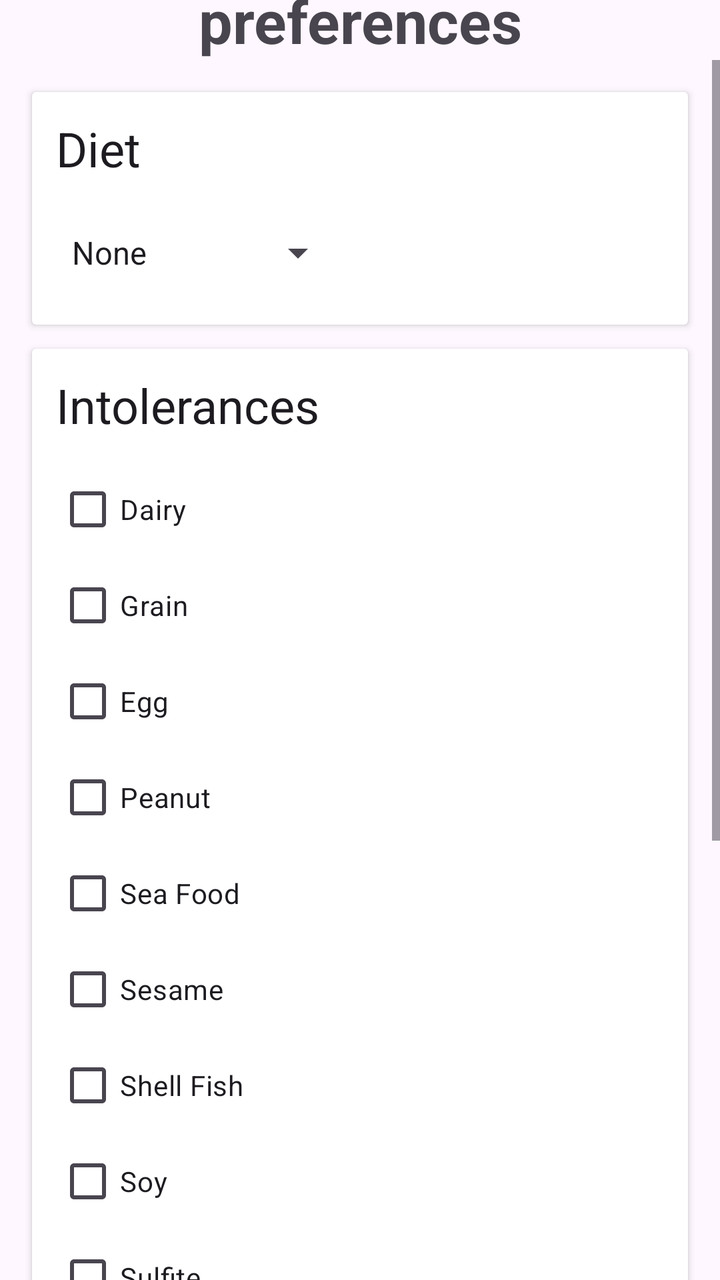
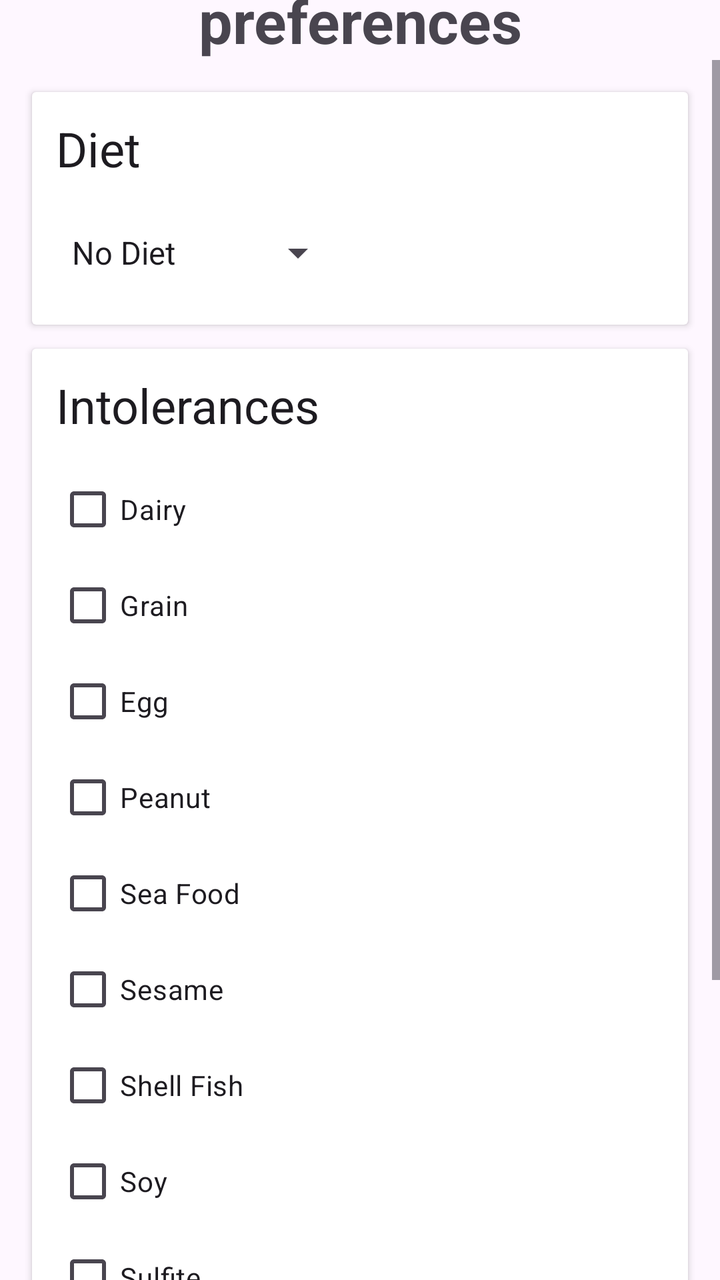

Two renders of the same Android screen: before a commit and after it. Below are the layout's source before the change and the commit's diff.
<!-- AndroidManifest.xml: application theme Theme.Food_alchemy -->
<!-- res/layout/activity_preferences.xml -->
<?xml version="1.0" encoding="utf-8"?>
<androidx.constraintlayout.widget.ConstraintLayout xmlns:android="http://schemas.android.com/apk/res/android"
    xmlns:app="http://schemas.android.com/apk/res-auto"
    xmlns:tools="http://schemas.android.com/tools"
    android:layout_width="match_parent"
    android:layout_height="match_parent"
    tools:context=".ui.preferences.PreferencesActivity">

    <ImageView
        android:id="@+id/imageView4"
        android:layout_width="411dp"
        android:layout_height="0dp"
        android:padding="20dp"
        android:src="@drawable/undraw_set_preferences_kwia"
        app:layout_constraintBottom_toTopOf="@+id/textview_preferences"
        app:layout_constraintEnd_toEndOf="parent"
        app:layout_constraintStart_toStartOf="parent"
        app:layout_constraintTop_toTopOf="parent" />

    <TextView
        android:id="@+id/textview_preferences"
        android:layout_width="0dp"
        android:layout_height="wrap_content"
        android:text="@string/preferences_textview"
        android:textAlignment="center"
        android:textSize="30sp"
        android:textStyle="bold"
        app:layout_constraintBottom_toTopOf="@+id/scrollView2"
        app:layout_constraintEnd_toEndOf="parent"
        app:layout_constraintStart_toStartOf="parent"
        app:layout_constraintTop_toBottomOf="@+id/imageView4" />

    <ScrollView
        android:id="@+id/scrollView2"
        android:layout_width="0dp"
        android:layout_height="610dp"
        android:fillViewport="true"
        app:layout_constraintBottom_toBottomOf="parent"
        app:layout_constraintEnd_toEndOf="parent"
        app:layout_constraintHorizontal_bias="0.0"
        app:layout_constraintStart_toStartOf="parent"
        app:layout_constraintTop_toBottomOf="@+id/textview_preferences">

        <androidx.constraintlayout.widget.ConstraintLayout
            android:layout_width="match_parent"
            android:layout_height="wrap_content">

            <androidx.cardview.widget.CardView
                android:id="@+id/cardview_diet"
                android:layout_width="match_parent"
                android:layout_height="wrap_content"
                android:layout_marginStart="16dp"
                android:layout_marginLeft="16dp"
                android:layout_marginTop="16dp"
                android:layout_marginEnd="16dp"
                android:layout_marginRight="16dp"
                app:layout_constraintEnd_toEndOf="parent"
                app:layout_constraintStart_toStartOf="parent"
                app:layout_constraintTop_toTopOf="parent">

                <androidx.constraintlayout.widget.ConstraintLayout
                    android:layout_width="match_parent"
                    android:layout_height="match_parent">

                    <TextView
                        android:id="@+id/textview_country"
                        android:layout_width="wrap_content"
                        android:layout_height="wrap_content"
                        android:layout_marginStart="12dp"
                        android:layout_marginTop="12dp"
                        android:text="@string/diet"
                        android:textColor="?android:textColorPrimary"
                        android:textSize="24sp"
                        app:layout_constraintStart_toStartOf="parent"
                        app:layout_constraintTop_toTopOf="parent" />

                    <Spinner
                        android:id="@+id/spinner_diet"
                        android:layout_width="wrap_content"
                        android:layout_height="wrap_content"
                        android:layout_marginStart="12dp"
                        android:layout_marginTop="12dp"
                        android:layout_marginBottom="12dp"
                        android:entries="@array/diet_array"
                        android:minHeight="48dp"
                        app:layout_constraintBottom_toBottomOf="parent"
                        app:layout_constraintStart_toStartOf="parent"
                        app:layout_constraintTop_toBottomOf="@+id/textview_country" />

                </androidx.constraintlayout.widget.ConstraintLayout>
            </androidx.cardview.widget.CardView>


            <androidx.cardview.widget.CardView
                android:id="@+id/cardview_intolerances"
                android:layout_width="match_parent"
                android:layout_height="wrap_content"
                android:layout_marginStart="16dp"
                android:layout_marginLeft="16dp"
                android:layout_marginTop="12dp"
                android:layout_marginEnd="16dp"
                android:layout_marginRight="16dp"
                app:layout_constraintEnd_toEndOf="parent"
                app:layout_constraintStart_toStartOf="parent"
                app:layout_constraintTop_toBottomOf="@id/cardview_diet">

                <androidx.constraintlayout.widget.ConstraintLayout
                    android:layout_width="match_parent"
                    android:layout_height="match_parent">

                    <TextView
                        android:id="@+id/textview_intolerances"
                        android:layout_width="wrap_content"
                        android:layout_height="wrap_content"
                        android:layout_marginStart="12dp"
                        android:layout_marginLeft="12dp"
                        android:layout_marginTop="12dp"
                        android:layout_marginEnd="12dp"
                        android:layout_marginRight="12dp"
                        android:text="@string/intolerances"
                        android:textColor="?android:textColorPrimary"
                        android:textSize="24sp"
                        app:layout_constraintEnd_toEndOf="parent"
                        app:layout_constraintHorizontal_bias="0.0"
                        app:layout_constraintStart_toStartOf="parent"
                        app:layout_constraintTop_toTopOf="parent" />

                    <CheckBox
                        android:id="@+id/checkbox_dairy"
                        android:layout_width="wrap_content"
                        android:layout_height="wrap_content"
                        android:layout_marginStart="12dp"
                        android:layout_marginTop="12dp"
                        android:text="@string/dairy"
                        app:layout_constraintStart_toStartOf="parent"
                        app:layout_constraintTop_toBottomOf="@id/textview_intolerances" />

                    <CheckBox
                        android:id="@+id/checkbox_grain"
                        android:layout_width="wrap_content"
                        android:layout_height="wrap_content"
                        android:layout_marginStart="12dp"
                        android:text="@string/grain"
                        app:layout_constraintStart_toStartOf="parent"
                        app:layout_constraintTop_toBottomOf="@+id/checkbox_dairy" />

                    <CheckBox
                        android:id="@+id/checkbox_egg"
                        android:layout_width="wrap_content"
                        android:layout_height="wrap_content"
                        android:layout_marginStart="12dp"
                        android:text="@string/egg"
                        app:layout_constraintStart_toStartOf="parent"
                        app:layout_constraintTop_toBottomOf="@id/checkbox_grain" />

                    <CheckBox
                        android:id="@+id/checkbox_peanut"
                        android:layout_width="wrap_content"
                        android:layout_height="wrap_content"
                        android:layout_marginStart="12dp"
                        android:text="@string/peanut"
                        app:layout_constraintStart_toStartOf="parent"
                        app:layout_constraintTop_toBottomOf="@id/checkbox_egg" />

                    <CheckBox
                        android:id="@+id/checkbox_sea_food"
                        android:layout_width="wrap_content"
                        android:layout_height="wrap_content"
                        android:layout_marginStart="12dp"
                        android:text="@string/sea_food"
                        app:layout_constraintStart_toStartOf="parent"
                        app:layout_constraintTop_toBottomOf="@id/checkbox_peanut" />

                    <CheckBox
                        android:id="@+id/checkbox_sesame"
                        android:layout_width="wrap_content"
                        android:layout_height="wrap_content"
                        android:layout_marginStart="12dp"
                        android:text="@string/sesame"
                        app:layout_constraintStart_toStartOf="parent"
                        app:layout_constraintTop_toBottomOf="@id/checkbox_sea_food" />

                    <CheckBox
                        android:id="@+id/checkbox_shell_fish"
                        android:layout_width="wrap_content"
                        android:layout_height="wrap_content"
                        android:layout_marginStart="12dp"
                        android:text="@string/shell_fish"
                        app:layout_constraintStart_toStartOf="parent"
                        app:layout_constraintTop_toBottomOf="@id/checkbox_sesame" />

                    <CheckBox
                        android:id="@+id/checkbox_soy"
                        android:layout_width="wrap_content"
                        android:layout_height="wrap_content"
                        android:layout_marginStart="12dp"
                        android:text="@string/soy"
                        app:layout_constraintStart_toStartOf="parent"
                        app:layout_constraintTop_toBottomOf="@id/checkbox_shell_fish" />

                    <CheckBox
                        android:id="@+id/checkbox_sulfite"
                        android:layout_width="wrap_content"
                        android:layout_height="wrap_content"
                        android:layout_marginStart="12dp"
                        android:text="@string/sulfite"
                        app:layout_constraintStart_toStartOf="parent"
                        app:layout_constraintTop_toBottomOf="@id/checkbox_soy" />

                    <CheckBox
                        android:id="@+id/checkbox_tree_nut"
                        android:layout_width="wrap_content"
                        android:layout_height="wrap_content"
                        android:layout_marginStart="12dp"
                        android:text="@string/tree_nut"
                        app:layout_constraintStart_toStartOf="parent"
                        app:layout_constraintTop_toBottomOf="@id/checkbox_sulfite" />

                    <CheckBox
                        android:id="@+id/checkbox_wheat"
                        android:layout_width="wrap_content"
                        android:layout_height="wrap_content"
                        android:layout_marginStart="12dp"
                        android:text="@string/wheat"
                        app:layout_constraintStart_toStartOf="parent"
                        app:layout_constraintTop_toBottomOf="@id/checkbox_tree_nut" />

                </androidx.constraintlayout.widget.ConstraintLayout>
            </androidx.cardview.widget.CardView>

            <androidx.cardview.widget.CardView
                android:id="@+id/cardview_exclude_ingredients"
                android:layout_width="match_parent"
                android:layout_height="wrap_content"
                android:layout_marginStart="16dp"
                android:layout_marginLeft="16dp"
                android:layout_marginTop="12dp"
                android:layout_marginEnd="16dp"
                android:layout_marginRight="16dp"
                app:layout_constraintEnd_toEndOf="parent"
                app:layout_constraintStart_toStartOf="parent"
                app:layout_constraintTop_toBottomOf="@id/cardview_intolerances">

                <androidx.constraintlayout.widget.ConstraintLayout
                    android:layout_width="match_parent"
                    android:layout_height="wrap_content"
                    app:layout_constraintBottom_toBottomOf="parent"
                    app:layout_constraintEnd_toEndOf="parent"
                    app:layout_constraintStart_toStartOf="parent"
                    app:layout_constraintTop_toBottomOf="@id/cardview_intolerances">

                    <TextView
                        android:id="@+id/textview_exclude_incredients"
                        android:layout_width="wrap_content"
                        android:layout_height="wrap_content"
                        android:layout_marginStart="12dp"
                        android:layout_marginLeft="12dp"
                        android:layout_marginTop="12dp"
                        android:layout_marginEnd="12dp"
                        android:layout_marginRight="12dp"
                        android:text="@string/exclude_incredients_textview"
                        android:textColor="?android:textColorPrimary"
                        android:textSize="24sp"
                        app:layout_constraintEnd_toEndOf="parent"
                        app:layout_constraintHorizontal_bias="0.0"
                        app:layout_constraintStart_toStartOf="parent"
                        app:layout_constraintTop_toTopOf="parent" />

                    <androidx.coordinatorlayout.widget.CoordinatorLayout
                        android:layout_width="match_parent"
                        android:layout_height="match_parent"
                        app:layout_constraintTop_toBottomOf="@id/textview_exclude_incredients">

                        
                        <androidx.core.widget.NestedScrollView
                            android:layout_width="match_parent"
                            android:layout_height="match_parent"
                            app:layout_behavior="@string/searchbar_scrolling_view_behavior">
                            
                        </androidx.core.widget.NestedScrollView>

                        <com.google.android.material.appbar.AppBarLayout
                            android:layout_width="match_parent"
                            android:layout_height="wrap_content">

                            <com.google.android.material.search.SearchBar
                                android:id="@+id/search_bar"
                                android:layout_width="match_parent"
                                android:layout_height="wrap_content"
                                android:hint="@string/search" />
                        </com.google.android.material.appbar.AppBarLayout>

                        <com.google.android.material.search.SearchView
                            android:layout_width="match_parent"
                            android:layout_height="match_parent"
                            android:hint="@string/search"
                            app:layout_anchor="@id/search_bar">
                            
                        </com.google.android.material.search.SearchView>
                    </androidx.coordinatorlayout.widget.CoordinatorLayout>

                </androidx.constraintlayout.widget.ConstraintLayout>
            </androidx.cardview.widget.CardView>


            <Button
                android:id="@+id/button_next"
                android:layout_width="wrap_content"
                android:layout_height="wrap_content"
                android:layout_marginTop="16dp"
                android:layout_marginEnd="16dp"
                android:layout_marginBottom="16dp"
                android:text="@string/button_next"
                app:layout_constraintBottom_toBottomOf="parent"
                app:layout_constraintEnd_toEndOf="parent"
                app:layout_constraintHorizontal_bias="1.0"
                app:layout_constraintStart_toStartOf="parent"
                app:layout_constraintTop_toBottomOf="@+id/cardview_exclude_ingredients" />
        </androidx.constraintlayout.widget.ConstraintLayout>
    </ScrollView>

</androidx.constraintlayout.widget.ConstraintLayout>
<!-- resources referenced by this layout -->
<resources>
  <string-array name="diet_array">
          <item>@string/none</item>
          <item>@string/gluten_free</item>
          <item>@string/vegan</item>
          <item>@string/vegetarian</item>
      </string-array>
  <!-- drawable undraw_set_preferences_kwia: vector/xml drawable (drawable, 7090 chars, omitted) -->
  <string name="button_next">Next</string>
  <string name="dairy">Dairy</string>
  <string name="diet">Diet</string>
  <string name="egg">Egg</string>
  <string name="exclude_incredients_textview">Any ingredients to exclude?</string>
  <string name="grain">Grain</string>
  <string name="intolerances">Intolerances</string>
  <string name="peanut">Peanut</string>
  <string name="preferences_textview">Let\'s start by adding some preferences</string>
  <string name="sea_food">Sea Food</string>
  <string name="search">Search Here</string>
  <string name="sesame">Sesame</string>
  <string name="shell_fish">Shell Fish</string>
  <string name="soy">Soy</string>
  <string name="sulfite">Sulfite</string>
  <string name="tree_nut">Tree Nut</string>
  <string name="wheat">Wheat</string>
  <style name="Theme.Food_alchemy" parent="Base.Theme.Food_alchemy" />
  <string name="none">None</string>
  <string name="gluten_free">Gluten Free</string>
  <string name="vegan">Vegan</string>
  <string name="vegetarian">Vegetarian</string>
  <style name="Base.Theme.Food_alchemy" parent="Theme.Material3.DayNight.NoActionBar">
          
          
      </style>
</resources>

<!-- the commit's change to res/layout/activity_preferences.xml (unified diff, before → after) -->
@@ -8,7 +8,7 @@
 
     <ImageView
         android:id="@+id/imageView4"
-        android:layout_width="411dp"
+        android:layout_width="wrap_content"
         android:layout_height="0dp"
         android:padding="20dp"
         android:src="@drawable/undraw_set_preferences_kwia"
@@ -228,81 +228,6 @@
                 </androidx.constraintlayout.widget.ConstraintLayout>
             </androidx.cardview.widget.CardView>
 
-            <androidx.cardview.widget.CardView
-                android:id="@+id/cardview_exclude_ingredients"
-                android:layout_width="match_parent"
-                android:layout_height="wrap_content"
-                android:layout_marginStart="16dp"
-                android:layout_marginLeft="16dp"
-                android:layout_marginTop="12dp"
-                android:layout_marginEnd="16dp"
-                android:layout_marginRight="16dp"
-                app:layout_constraintEnd_toEndOf="parent"
-                app:layout_constraintStart_toStartOf="parent"
-                app:layout_constraintTop_toBottomOf="@id/cardview_intolerances">
-
-                <androidx.constraintlayout.widget.ConstraintLayout
-                    android:layout_width="match_parent"
-                    android:layout_height="wrap_content"
-                    app:layout_constraintBottom_toBottomOf="parent"
-                    app:layout_constraintEnd_toEndOf="parent"
-                    app:layout_constraintStart_toStartOf="parent"
-                    app:layout_constraintTop_toBottomOf="@id/cardview_intolerances">
-
-                    <TextView
-                        android:id="@+id/textview_exclude_incredients"
-                        android:layout_width="wrap_content"
-                        android:layout_height="wrap_content"
-                        android:layout_marginStart="12dp"
-                        android:layout_marginLeft="12dp"
-                        android:layout_marginTop="12dp"
-                        android:layout_marginEnd="12dp"
-                        android:layout_marginRight="12dp"
-                        android:text="@string/exclude_incredients_textview"
-                        android:textColor="?android:textColorPrimary"
-                        android:textSize="24sp"
-                        app:layout_constraintEnd_toEndOf="parent"
-                        app:layout_constraintHorizontal_bias="0.0"
-                        app:layout_constraintStart_toStartOf="parent"
-                        app:layout_constraintTop_toTopOf="parent" />
-
-                    <androidx.coordinatorlayout.widget.CoordinatorLayout
-                        android:layout_width="match_parent"
-                        android:layout_height="match_parent"
-                        app:layout_constraintTop_toBottomOf="@id/textview_exclude_incredients">
-
-                        
-                        <androidx.core.widget.NestedScrollView
-                            android:layout_width="match_parent"
-                            android:layout_height="match_parent"
-                            app:layout_behavior="@string/searchbar_scrolling_view_behavior">
-                            
-                        </androidx.core.widget.NestedScrollView>
-
-                        <com.google.android.material.appbar.AppBarLayout
-                            android:layout_width="match_parent"
-                            android:layout_height="wrap_content">
-
-                            <com.google.android.material.search.SearchBar
-                                android:id="@+id/search_bar"
-                                android:layout_width="match_parent"
-                                android:layout_height="wrap_content"
-                                android:hint="@string/search" />
-                        </com.google.android.material.appbar.AppBarLayout>
-
-                        <com.google.android.material.search.SearchView
-                            android:layout_width="match_parent"
-                            android:layout_height="match_parent"
-                            android:hint="@string/search"
-                            app:layout_anchor="@id/search_bar">
-                            
-                        </com.google.android.material.search.SearchView>
-                    </androidx.coordinatorlayout.widget.CoordinatorLayout>
-
-                </androidx.constraintlayout.widget.ConstraintLayout>
-            </androidx.cardview.widget.CardView>
-
-
             <Button
                 android:id="@+id/button_next"
                 android:layout_width="wrap_content"
@@ -315,8 +240,19 @@
                 app:layout_constraintEnd_toEndOf="parent"
                 app:layout_constraintHorizontal_bias="1.0"
                 app:layout_constraintStart_toStartOf="parent"
-                app:layout_constraintTop_toBottomOf="@+id/cardview_exclude_ingredients" />
+                app:layout_constraintTop_toBottomOf="@+id/cardview_intolerances" />
         </androidx.constraintlayout.widget.ConstraintLayout>
     </ScrollView>
-
+    <com.google.android.material.progressindicator.LinearProgressIndicator
+        android:id="@+id/progress_bar"
+        android:layout_width="match_parent"
+        android:layout_height="wrap_content"
+        android:layout_marginTop="?attr/actionBarSize"
+        app:indicatorColor="@color/purple_700"
+        app:trackColor="@color/purple_200"
+        android:indeterminate="true"
+        android:visibility="gone"
+        app:layout_constraintEnd_toEndOf="parent"
+        app:layout_constraintStart_toStartOf="parent"
+        app:layout_constraintTop_toTopOf="parent" />
 </androidx.constraintlayout.widget.ConstraintLayout>
<!-- resource entries referenced after the edit -->
@@ -1,23 +1,23 @@
 <!-- resources referenced by this layout -->
 <resources>
   <string-array name="diet_array">
-          <item>@string/none</item>
+          <item>@string/no_diet</item>
           <item>@string/gluten_free</item>
           <item>@string/vegan</item>
           <item>@string/vegetarian</item>
       </string-array>
+  <color name="purple_200">#FFBB86FC</color>
+  <color name="purple_700">#FF3700B3</color>
   <!-- drawable undraw_set_preferences_kwia: vector/xml drawable (drawable, 7090 chars, omitted) -->
   <string name="button_next">Next</string>
   <string name="dairy">Dairy</string>
   <string name="diet">Diet</string>
   <string name="egg">Egg</string>
-  <string name="exclude_incredients_textview">Any ingredients to exclude?</string>
   <string name="grain">Grain</string>
   <string name="intolerances">Intolerances</string>
   <string name="peanut">Peanut</string>
   <string name="preferences_textview">Let\'s start by adding some preferences</string>
   <string name="sea_food">Sea Food</string>
-  <string name="search">Search Here</string>
   <string name="sesame">Sesame</string>
   <string name="shell_fish">Shell Fish</string>
   <string name="soy">Soy</string>
@@ -25,7 +25,7 @@
   <string name="tree_nut">Tree Nut</string>
   <string name="wheat">Wheat</string>
   <style name="Theme.Food_alchemy" parent="Base.Theme.Food_alchemy" />
-  <string name="none">None</string>
+  <string name="no_diet">No Diet</string>
   <string name="gluten_free">Gluten Free</string>
   <string name="vegan">Vegan</string>
   <string name="vegetarian">Vegetarian</string>
